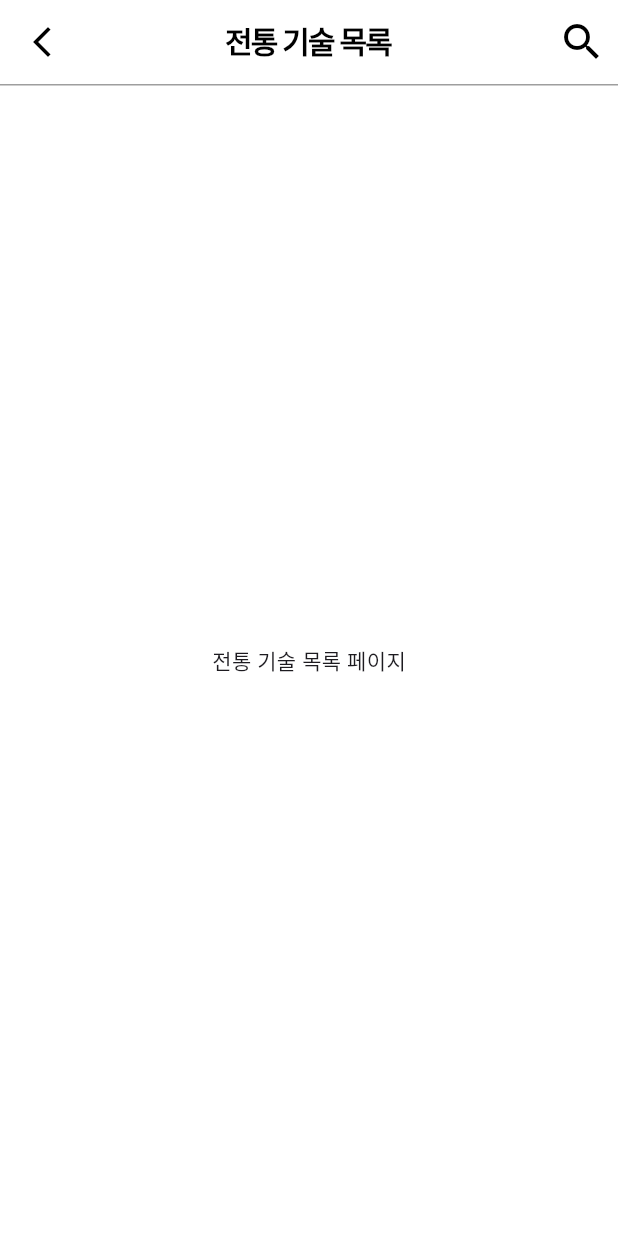
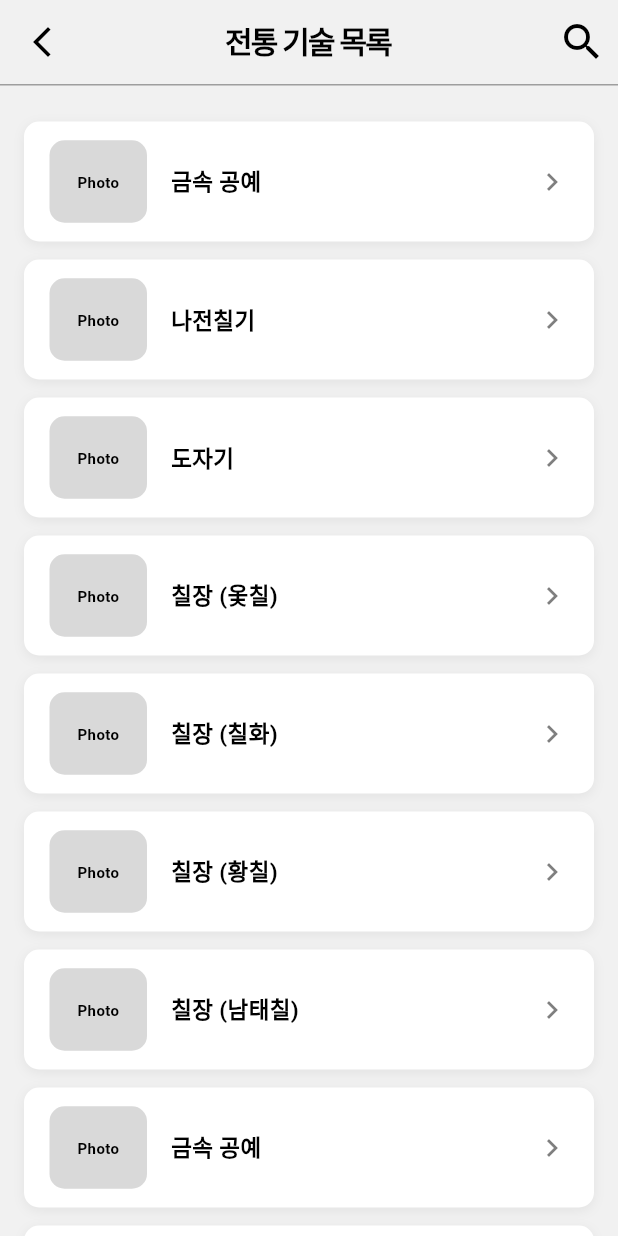
Before and after one commit to K-Hackathon-01z/eum-front, a Flutter app: the SkillListScreen screen opened by its route, on a phone screen of 412 x 824 dp. Run offline on Flutter 3.47's test engine with Material 3 defaults, Android fonts, the phone set to English and light mode, and no system bars; our stand-ins replace flutter_svg.

Commit message:
feat: "전통 기술 목록 초기 구현"

```diff
--- a/lib/screens/user/creator_list_screen.dart
+++ b/lib/screens/user/creator_list_screen.dart
@@ -6,10 +6,10 @@ class CreatorListScreen extends StatelessWidget {
   @override
   Widget build(BuildContext context) {
     return Scaffold(
-      backgroundColor: Colors.white,
+      backgroundColor: const Color(0xFFF1F1F1),
       appBar: AppBar(
         surfaceTintColor: Colors.transparent,
-        backgroundColor: const Color.fromARGB(255, 255, 255, 255),
+        backgroundColor: const Color(0xFFF1F1F1),
         leading: IconButton(
           icon: const Icon(Icons.arrow_back_ios_new, color: Colors.black),
           onPressed: () => Navigator.of(context).pop(),
--- a/lib/screens/user/skill_list_screen.dart
+++ b/lib/screens/user/skill_list_screen.dart
@@ -1,4 +1,5 @@
 import 'package:flutter/material.dart';
+import '../../widgets/user/skill_list.dart';
 
 class SkillListScreen extends StatelessWidget {
   const SkillListScreen({super.key});
@@ -6,10 +7,10 @@ class SkillListScreen extends StatelessWidget {
   @override
   Widget build(BuildContext context) {
     return Scaffold(
-      backgroundColor: Colors.white,
+      backgroundColor: const Color(0xFFF1F1F1),
       appBar: AppBar(
         surfaceTintColor: Colors.transparent,
-        backgroundColor: const Color.fromARGB(255, 255, 255, 255),
+        backgroundColor: const Color(0xFFF1F1F1),
         leading: IconButton(
           icon: const Icon(Icons.arrow_back_ios_new, color: Colors.black),
           onPressed: () => Navigator.of(context).pop(),
@@ -65,7 +66,20 @@ class SkillListScreen extends StatelessWidget {
           child: Container(color: Colors.grey[500], height: 1.0),
         ),
       ),
-      body: const Center(child: Text('전통 기술 목록 페이지')),
+      body: ListView(
+        padding: const EdgeInsets.symmetric(horizontal: 16, vertical: 18),
+        children: [
+          for (int i = 0; i < 3; i++) ...[
+            SkillList(title: '금속 공예', photoLabel: 'Photo'),
+            SkillList(title: '나전칠기', photoLabel: 'Photo'),
+            SkillList(title: '도자기', photoLabel: 'Photo'),
+            SkillList(title: '칠장 (옻칠)', photoLabel: 'Photo'),
+            SkillList(title: '칠장 (칠화)', photoLabel: 'Photo'),
+            SkillList(title: '칠장 (황칠)', photoLabel: 'Photo'),
+            SkillList(title: '칠장 (남태칠)', photoLabel: 'Photo'),
+          ],
+        ],
+      ),
     );
   }
 }
--- a/lib/widgets/user/skill_list.dart
+++ b/lib/widgets/user/skill_list.dart
@@ -2,11 +2,10 @@ import 'package:flutter/material.dart';
 
 class SkillList extends StatelessWidget {
   final String title;
-  final String category;
   final String photoLabel;
   final VoidCallback? onTap;
 
-  const SkillList({super.key, this.title = '기술명', this.category = '카테고리', this.photoLabel = 'Photo', this.onTap});
+  const SkillList({super.key, this.title = '기술명', this.photoLabel = 'Photo', this.onTap});
 
   @override
   Widget build(BuildContext context) {
@@ -38,20 +37,12 @@ class SkillList extends StatelessWidget {
             ),
             // 가운데 텍스트 영역
             Expanded(
-              child: Column(
-                mainAxisAlignment: MainAxisAlignment.center,
-                crossAxisAlignment: CrossAxisAlignment.start,
-                children: [
-                  Text(
-                    category,
-                    style: const TextStyle(fontSize: 10, fontWeight: FontWeight.bold, color: Colors.black38),
-                  ),
-                  const SizedBox(height: 2),
-                  Text(
-                    title,
-                    style: const TextStyle(fontSize: 15, fontWeight: FontWeight.bold, color: Colors.black),
-                  ),
-                ],
+              child: Align(
+                alignment: Alignment.centerLeft,
+                child: Text(
+                  title,
+                  style: const TextStyle(fontSize: 15, fontWeight: FontWeight.bold, color: Colors.black),
+                ),
               ),
             ),
             // 오른쪽 확장 아이콘
```
